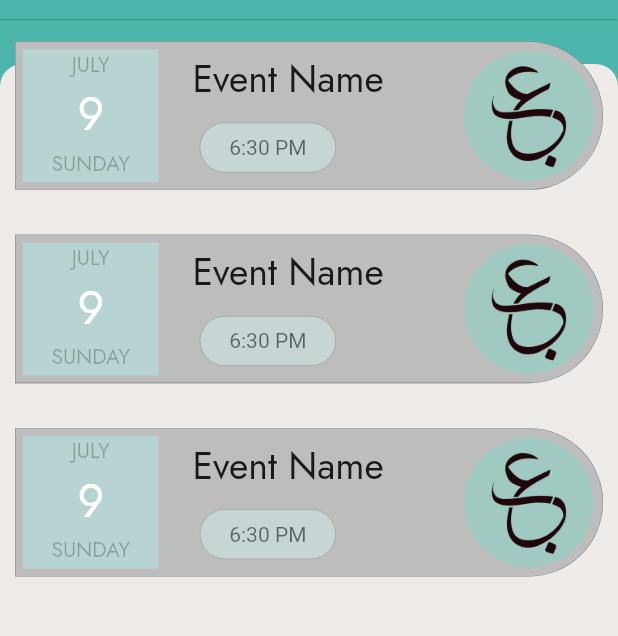
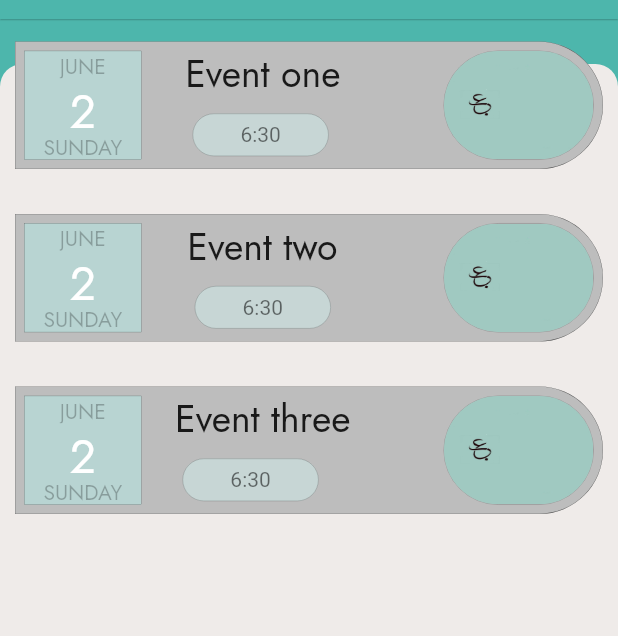
Before and after one commit to MayarAboumahmood/worker_app, a Flutter app: the EventPage screen opened by its route, on a phone screen of 412 x 824 dp, the part 65-701 px from its top. Run offline on Flutter 3.47's test engine with Material 2 defaults, Android fonts, the phone set to English and light mode, and no system bars; our stand-ins replace auto_size_text, curved_navigation_bar, get, shared_preferences, sized_context; accounts and stored records are empty.

Commit message:
fixing some eventcards problem.

```diff
--- a/worker_app/lib/view/screens/event_page/event_page.dart
+++ b/worker_app/lib/view/screens/event_page/event_page.dart
@@ -1,20 +1,24 @@
 import 'package:flutter/material.dart';
 import 'package:get/get.dart';
+import 'package:worker_app/view/widget/new_event_card.dart';
 import '../../../constant/sizes.dart';
 import '../../../constant/theme.dart';
 import '../../widget/animation_title.dart';
 import '../../widget/drawer.dart';
-import '../../widget/event_card.dart';
-import '../../widget/new_event_card.dart';
 
 // ignore: must_be_immutable
 class EventPage extends StatelessWidget {
-  List<EventCard> events = [
-    EventCard(
+  List<NewEventCard> events = [
+    NewEventCard(
       event: Event(
         artistsNames: ['artist one', 'artist two', 'artist three'],
         availablePlaces: 80,
-        beginDate: 'sometime',
+        beginDate: Date(
+            dayName: 'sunday',
+            dayNumber: '2',
+            month: 'june',
+            time: '6:30',
+            year: '2023'),
         description: 'very good',
         eventName: 'Event one',
         imagesNames: [
@@ -25,11 +29,16 @@ class EventPage extends StatelessWidget {
         ticketsPrice: 50,
       ),
     ),
-    EventCard(
+    NewEventCard(
       event: Event(
         artistsNames: ['artist one', 'artist two', 'artist three'],
         availablePlaces: 80,
-        beginDate: 'sometime',
+        beginDate: Date(
+            dayName: 'sunday',
+            dayNumber: '2',
+            month: 'june',
+            time: '6:30',
+            year: '2023'),
         description: 'very good',
         eventName: 'Event two',
         imagesNames: [
@@ -40,11 +49,16 @@ class EventPage extends StatelessWidget {
         ticketsPrice: 50,
       ),
     ),
-    EventCard(
+    NewEventCard(
         event: Event(
       artistsNames: ['artist one', 'artist two', 'artist three'],
       availablePlaces: 80,
-      beginDate: 'sometime',
+      beginDate: Date(
+          dayName: 'sunday',
+          dayNumber: '2',
+          month: 'june',
+          time: '6:30',
+          year: '2023'),
       description: 'very good',
       eventName: 'Event three',
       imagesNames: [
@@ -54,11 +68,16 @@ class EventPage extends StatelessWidget {
       ],
       ticketsPrice: 50,
     )),
-    EventCard(
+    NewEventCard(
         event: Event(
       artistsNames: ['artist one', 'artist two', 'artist three'],
       availablePlaces: 80,
-      beginDate: 'sometime',
+      beginDate: Date(
+          dayName: 'sunday',
+          dayNumber: '2',
+          month: 'june',
+          time: '6:30',
+          year: '2023'),
       description: 'very good',
       eventName: 'Event four',
       imagesNames: [
@@ -68,11 +87,16 @@ class EventPage extends StatelessWidget {
       ],
       ticketsPrice: 50,
     )),
-    EventCard(
+    NewEventCard(
         event: Event(
       artistsNames: ['artist one', 'artist two', 'artist three'],
       availablePlaces: 80,
-      beginDate: 'sometime',
+      beginDate: Date(
+          dayName: 'sunday',
+          dayNumber: '2',
+          month: 'june',
+          time: '6:30',
+          year: '2023'),
       description: 'very good',
       eventName: 'Event five',
       imagesNames: [
@@ -82,11 +106,16 @@ class EventPage extends StatelessWidget {
       ],
       ticketsPrice: 50,
     )),
-    EventCard(
+    NewEventCard(
         event: Event(
       artistsNames: ['artist one', 'artist two', 'artist three'],
       availablePlaces: 80,
-      beginDate: 'sometime',
+      beginDate: Date(
+          dayName: 'sunday',
+          dayNumber: '2',
+          month: 'june',
+          time: '6:30',
+          year: '2023'),
       description: 'very good',
       eventName: 'Event six',
       imagesNames: [
@@ -131,9 +160,9 @@ class EventPage extends StatelessWidget {
     return ListView.builder(
       itemCount: 3, //events.length - 1,
       itemBuilder: (context, index) {
-        return const Padding(
-          padding: EdgeInsets.symmetric(horizontal: 10, vertical: 15),
-          child: NewEventCard(),
+        return Padding(
+          padding: const EdgeInsets.symmetric(horizontal: 10, vertical: 15),
+          child: events[index],
           // events[index],
         );
       },
--- a/worker_app/lib/view/widget/new_event_card.dart
+++ b/worker_app/lib/view/widget/new_event_card.dart
@@ -1,16 +1,22 @@
+// ignore_for_file: public_member_api_docs, sort_constructors_first
 import 'package:flutter/material.dart';
 import 'package:get/get.dart';
 import 'package:worker_app/constant/fonts.dart';
 import 'package:worker_app/constant/text_style.dart';
-import 'package:worker_app/constant/theme.dart';
+
+import '../../main.dart';
 
 class NewEventCard extends StatelessWidget {
-  const NewEventCard({super.key});
-
+  final Event event;
+  NewEventCard({super.key, required this.event});
   @override
   Widget build(BuildContext context) {
-    return Container(
-        height: Get.size.height * .12,
+    return GestureDetector(
+      onTap: () {
+        Get.toNamed('/EventInfo', arguments: event);
+      },
+      child: Container(
+          height: 85, //Get.size.height * .12,
           width: Get.size.width * .95,
           decoration: BoxDecoration(
               border: Border.all(
@@ -27,10 +33,10 @@ class NewEventCard extends StatelessWidget {
             crossAxisAlignment: CrossAxisAlignment.start,
             mainAxisAlignment: MainAxisAlignment.spaceBetween,
             children: [
-            Padding(
-              padding: const EdgeInsets.all(5.0),
-              child: dateContainer(
-                  'july'.toUpperCase(), 9, 'sunday'.toUpperCase()),
+              Visibility(
+                visible: sharedPreferences!.getString('lang') != 'ar',
+                replacement: eventImage(),
+                child: dateBox(),
               ),
               Padding(
                 padding: const EdgeInsets.only(right: 30),
@@ -38,26 +44,56 @@ class NewEventCard extends StatelessWidget {
                   mainAxisAlignment: MainAxisAlignment.spaceEvenly,
                   crossAxisAlignment: CrossAxisAlignment.start,
                   children: [
-                  Text('Event Name', style: generalTextStyle(25)),
-                  timeContainer('6:30 PM'),
+                    Text(event.eventName, style: generalTextStyle(25)),
+                    timeContainer(event.beginDate.time),
                   ],
                 ),
               ),
-            Padding(
+              Visibility(
+                visible: sharedPreferences!.getString('lang') != 'ar',
+                replacement: dateBox(),
+                child: eventImage(),
+              ),
+            ],
+          )),
+    );
+  }
+
+  Widget dateBox() {
+    return Padding(
       padding: const EdgeInsets.all(6.0),
-              child: Center(
-                child: ClipOval(
-                    child: Image.asset('assets/images/The project icon 1.jpg')),
+      child: dateContainer(event.beginDate.month.toUpperCase(),
+          event.beginDate.dayNumber, event.beginDate.dayName.toUpperCase()),
+    );
+  }
+
+  Widget eventImage() {
+    return Padding(
+      padding: const EdgeInsets.only(left: 15.6, top: 6, right: 6, bottom: 6),
+      child: Container(
+        decoration: BoxDecoration(
+            borderRadius: BorderRadius.circular(900),
+            border: Border.all(
+              color: Colors.black54,
+              width: 0.2,
+            )),
+        width: 100,
+        height: 100,
+        child: ClipRRect(
+          borderRadius: BorderRadius.circular(900),
+          child: Image.asset(
+            event.imagesNames[1],
+            fit: BoxFit.fill,
           ),
-            )
-          ],
-        ));
+        ),
+      ),
+    );
   }
 
   Widget timeContainer(String time) {
     return Container(
       margin: const EdgeInsets.symmetric(horizontal: 5, vertical: 5),
-      height: Get.size.height * .04,
+      height: 28.3, //Get.size.height * .04,
       width: Get.size.width * .22,
       decoration: BoxDecoration(
           border: Border.all(
@@ -74,40 +110,75 @@ class NewEventCard extends StatelessWidget {
     );
   }
 
-  Widget dateContainer(String monthName, int monthNumber, String dayName) {
-    return Center(
-      child: Container(
-        height: Get.size.height * .11,
-        width: Get.size.height * .11,
+  Widget dateContainer(String monthName, String dayNumber, String dayName) {
+    return Container(
+      height: 78, //Get.size.height * .11,
+      width: 78, //Get.size.height * .11,
       decoration: BoxDecoration(
-          color: Get.isDarkMode
-              ? darkPrimaryColor
-              : const Color.fromARGB(255, 184, 212, 210),
+        border: Border.all(
+          color: Colors.black54,
+          width: 0.2,
+        ),
+        color: const Color.fromARGB(255, 184, 212, 210),
       ),
       child: Column(
-          // mainAxisAlignment: MainAxisAlignment.spaceEvenly,
         children: [
-            // const Spacer(),
-            Text(
+          Expanded(
+            flex: 1,
+            child: Text(
               monthName,
               style:
                   TextStyle(color: Colors.black26, fontFamily: jostFontFamily),
             ),
-            const SizedBox(
-              height: 1,
           ),
-            Text(monthNumber.toString(),
+          Expanded(
+            flex: 2,
+            child: Text(dayNumber,
                 style: TextStyle(fontSize: 31, fontFamily: jostFontFamily)),
-            const SizedBox(
-              height: 0,
           ),
-            Text(dayName,
+          Expanded(
+            flex: 1,
+            child: Text(dayName,
                 style: TextStyle(
                     color: Colors.black26, fontFamily: jostFontFamily)),
-            // const Spacer(),
+          ),
         ],
-        ),
       ),
     );
   }
 }
+
+class Event {
+  final List<String> imagesNames;
+  final String eventName;
+  final List<String> artistsNames;
+  final String description;
+  final double ticketsPrice;
+  final int availablePlaces;
+  final Date beginDate;
+
+  Event({
+    required this.imagesNames,
+    required this.eventName,
+    required this.artistsNames,
+    required this.description,
+    required this.ticketsPrice,
+    required this.availablePlaces,
+    required this.beginDate,
+  });
+}
+
+class Date {
+  String dayName;
+  String dayNumber;
+  String month;
+  String year;
+  String time;
+  Date({
+    required this.dayName,
+    required this.dayNumber,
+    required this.month,
+    required this.year,
+    required this.time,
+  });
+}
```
Lines whose indentation alone changed are shown as unchanged.
